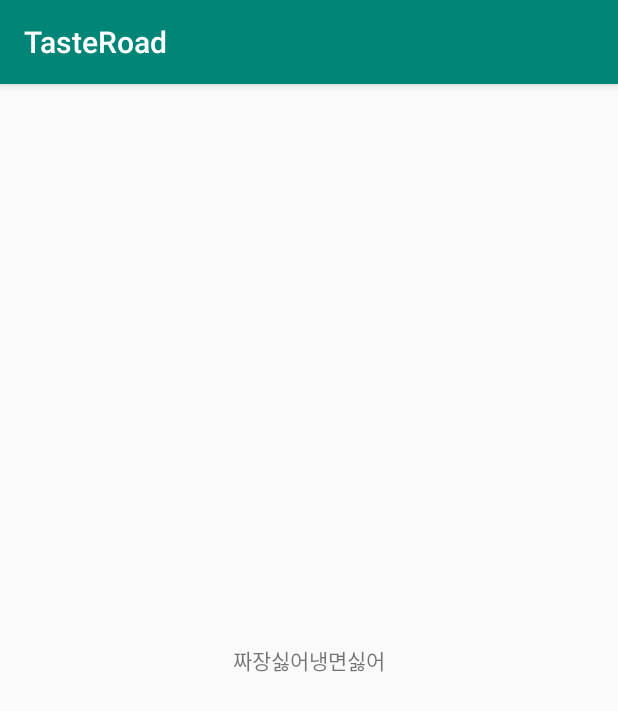
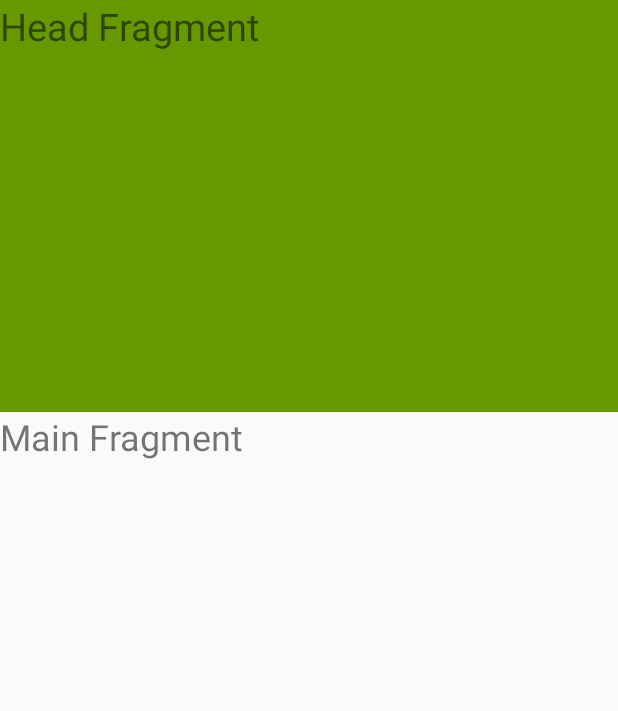
Before and after one commit to dalreak/tasteRoad, an Android app: the screen it shows after launch (MainActivity), on a phone screen of 412 x 824 dp. Shown: the top 711 px of the screen. Run offline under Robolectric (Android 15) with nearby library versions, the phone set to English and light mode, and no system bars.

Commit message:
update fragment
test

```diff
--- /dev/null
+++ b/app/src/main/java/com/jbnustudent/it/tasteroad/HeadFragment.java
@@ -0,0 +1,17 @@
+package com.jbnustudent.it.tasteroad;
+
+import android.os.Bundle;
+import android.support.v4.app.Fragment;
+import android.view.LayoutInflater;
+import android.view.View;
+import android.view.ViewGroup;
+
+public class HeadFragment extends Fragment {
+    @Override
+    public View onCreateView(LayoutInflater inflater, ViewGroup container,
+                             Bundle savedInstanceState) {
+        // Inflate the layout for this fragment
+        return inflater.inflate(R.layout.head_view, container, false);
+    }
+
+}
--- a/app/src/main/java/com/jbnustudent/it/tasteroad/MainActivity.java
+++ b/app/src/main/java/com/jbnustudent/it/tasteroad/MainActivity.java
@@ -1,9 +1,10 @@
 package com.jbnustudent.it.tasteroad;
 
+        import android.support.v4.app.FragmentActivity;
         import android.support.v7.app.AppCompatActivity;
         import android.os.Bundle;
 
-public class MainActivity extends AppCompatActivity {
+public class MainActivity extends FragmentActivity {
 
     @Override
     protected void onCreate(Bundle savedInstanceState) {
--- /dev/null
+++ b/app/src/main/java/com/jbnustudent/it/tasteroad/MainFragment.java
@@ -0,0 +1,17 @@
+package com.jbnustudent.it.tasteroad;
+
+
+import android.os.Bundle;
+import android.support.v4.app.Fragment;
+import android.view.LayoutInflater;
+import android.view.View;
+import android.view.ViewGroup;
+
+public class MainFragment extends Fragment {
+    @Override
+    public View onCreateView(LayoutInflater inflater, ViewGroup container,
+                             Bundle savedInstanceState) {
+        // Inflate the layout for this fragment
+        return inflater.inflate(R.layout.main_view, container, false);
+    }
+}
--- a/app/src/main/res/layout/activity_main.xml
+++ b/app/src/main/res/layout/activity_main.xml
@@ -1,18 +1,19 @@
 <?xml version="1.0" encoding="utf-8"?>
-<android.support.constraint.ConstraintLayout xmlns:android="http://schemas.android.com/apk/res/android"
-    xmlns:app="http://schemas.android.com/apk/res-auto"
-    xmlns:tools="http://schemas.android.com/tools"
+<LinearLayout xmlns:android="http://schemas.android.com/apk/res/android"
+    android:orientation="vertical"
     android:layout_width="match_parent"
-    android:layout_height="match_parent"
-    tools:context=".MainActivity">
+    android:layout_height="match_parent">
 
-    <TextView
-        android:layout_width="wrap_content"
-        android:layout_height="wrap_content"
-        android:text="짜장싫어냉면싫어"
-        app:layout_constraintBottom_toBottomOf="parent"
-        app:layout_constraintLeft_toLeftOf="parent"
-        app:layout_constraintRight_toRightOf="parent"
-        app:layout_constraintTop_toTopOf="parent" />
+    <fragment android:name="com.jbnustudent.it.tasteroad.HeadFragment"
+        android:id="@+id/head_fragment"
+        android:layout_weight="1"
+        android:layout_width="match_parent"
+        android:layout_height="0dp" />
 
-</android.support.constraint.ConstraintLayout>
+    <fragment android:name="com.jbnustudent.it.tasteroad.MainFragment"
+        android:id="@+id/main_fragment"
+        android:layout_weight="2"
+        android:layout_width="match_parent"
+        android:layout_height="0dp" />
+
+</LinearLayout>
--- /dev/null
+++ b/app/src/main/res/layout/head_view.xml
@@ -0,0 +1,14 @@
+<?xml version="1.0" encoding="utf-8"?>
+<LinearLayout
+    xmlns:android="http://schemas.android.com/apk/res/android"
+    android:layout_width="match_parent"
+    android:layout_height="match_parent">
+
+    <TextView
+        android:text="Head Fragment"
+        android:textSize="25dp"
+        android:layout_width="match_parent"
+        android:layout_height="match_parent"
+        android:background="@android:color/holo_green_dark"/>
+
+</LinearLayout>
--- /dev/null
+++ b/app/src/main/res/layout/main_view.xml
@@ -0,0 +1,16 @@
+<?xml version="1.0" encoding="utf-8"?>
+<LinearLayout
+    xmlns:android="http://schemas.android.com/apk/res/android"
+    android:layout_width="match_parent"
+    android:layout_height="match_parent"
+    android:orientation="vertical">
+
+    <TextView
+        android:id="@+id/textView1"
+        android:text="Main Fragment"
+        android:textSize="24dp"
+        android:layout_weight="1"
+        android:layout_width="match_parent"
+        android:layout_height="match_parent"/>
+
+</LinearLayout>
```
